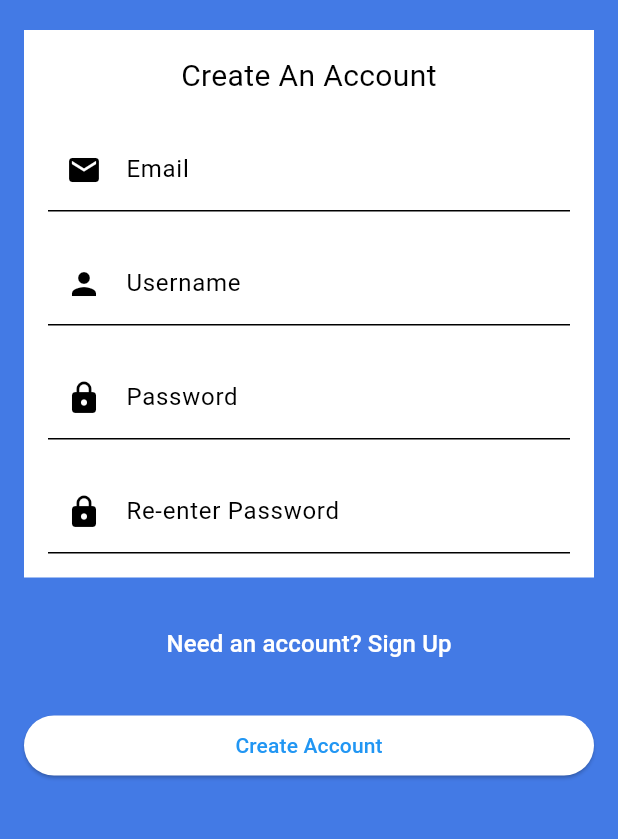
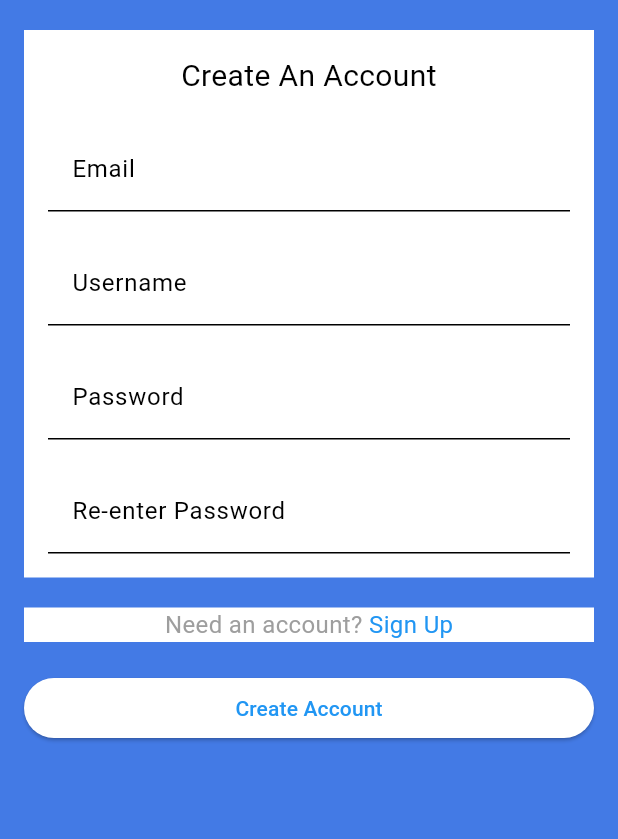
Before and after one commit to trungtran1234/Venue, a Flutter app: the screen it shows after launch, on a phone screen of 412 x 824 dp, the part 75-914 px from its top. Run offline on Flutter 3.47's test engine with Material 3 defaults, Android fonts, the phone set to English and light mode, and no system bars.

Commit message:
basic signup ui

```diff
--- a/lib/signup.dart
+++ b/lib/signup.dart
@@ -41,17 +41,30 @@ class SignUpPage extends StatelessWidget {
             ),
             SizedBox(height: 20.0),
             Container(
+              color: Colors.white,
               alignment: Alignment.center,
-              child: TextButton(
-                onPressed: () {},
-                child: Text(
-                  'Need an account? Sign Up',
+              child:
+                  Row(mainAxisAlignment: MainAxisAlignment.center, children: [
+                Text(
+                  'Need an account? ',
                   style: TextStyle(
-                    color: Colors.white,
+                    color: Colors.grey,
                     fontSize: 16.0,
                   ),
                 ),
-              ),
+                GestureDetector(
+                  onTap: () {
+                    // Handle navigation to sign-up page here
+                  },
+                  child: Text(
+                    'Sign Up',
+                    style: TextStyle(
+                      color: Colors.blue,
+                      fontSize: 16.0,
+                    ),
+                  ),
+                ),
+              ]),
             ),
             SizedBox(height: 20.0),
             ElevatedButton(
@@ -87,7 +100,6 @@ class _SignUpFormState extends State<SignUpForm> {
           controller: _emailController,
           decoration: InputDecoration(
             labelText: 'Email',
-            prefixIcon: Icon(Icons.email),
             filled: true,
             fillColor: Colors.white,
           ),
@@ -97,7 +109,6 @@ class _SignUpFormState extends State<SignUpForm> {
           controller: _usernameController,
           decoration: InputDecoration(
             labelText: 'Username',
-            prefixIcon: Icon(Icons.person),
             filled: true,
             fillColor: Colors.white,
           ),
@@ -107,7 +118,6 @@ class _SignUpFormState extends State<SignUpForm> {
           controller: _passwordController,
           decoration: InputDecoration(
             labelText: 'Password',
-            prefixIcon: Icon(Icons.lock),
             filled: true,
             fillColor: Colors.white,
           ),
@@ -118,7 +128,6 @@ class _SignUpFormState extends State<SignUpForm> {
           controller: _reEnterPasswordController,
           decoration: InputDecoration(
             labelText: 'Re-enter Password',
-            prefixIcon: Icon(Icons.lock),
             filled: true,
             fillColor: Colors.white,
           ),
```
